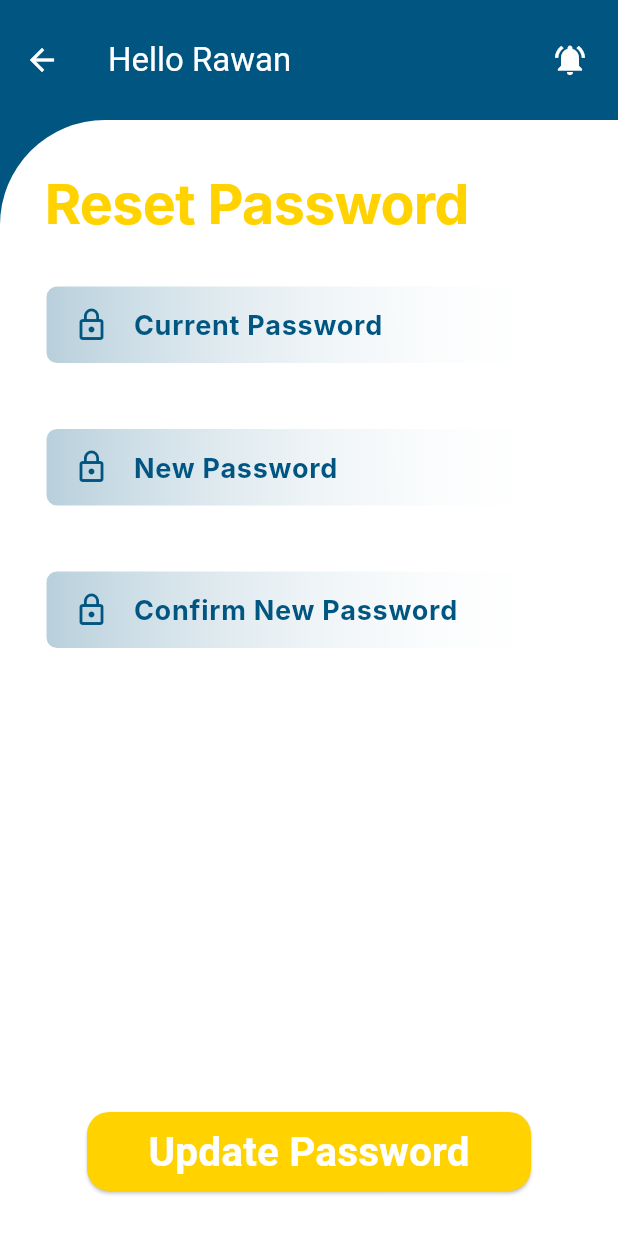
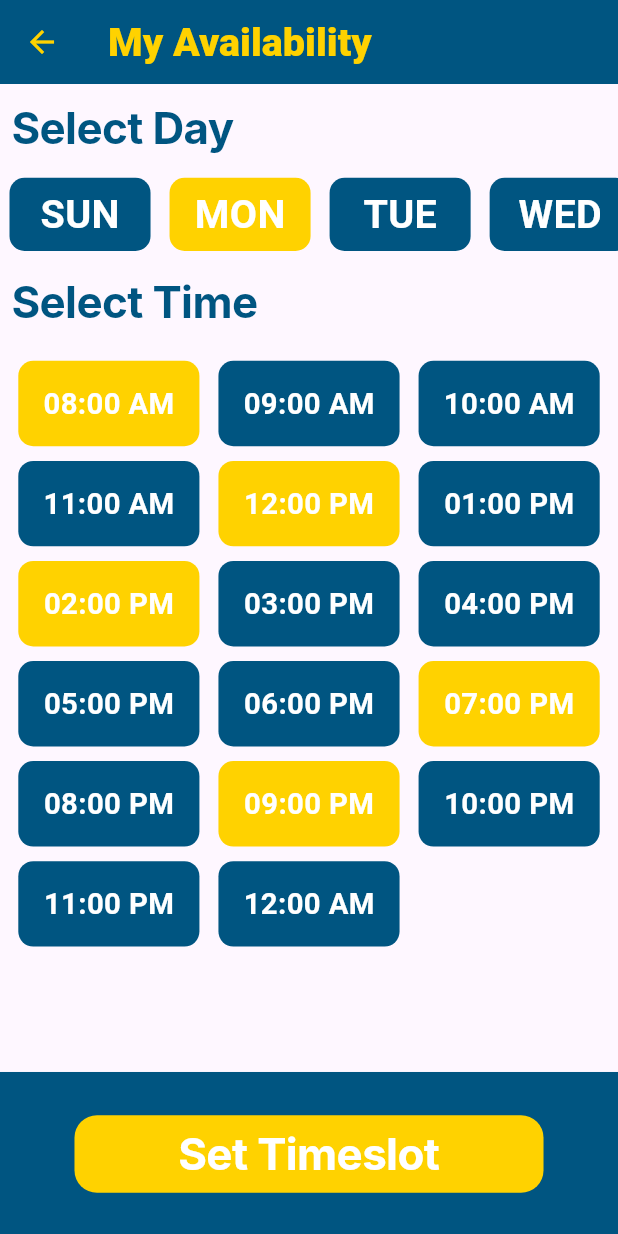
Before and after one commit to bishoy-girgis/taskk, a Flutter app: the ProfilePageCrafs screen opened directly, after a tap on "Calendar", on a phone screen of 412 x 824 dp. Run offline on Flutter 3.47's test engine with Material 3 defaults, Android fonts, the light colour scheme and no system bars; our stand-ins replace animated_splash_screen, awesome_bottom_bar, calendar_date_picker2, confetti, fl_chart, flutter_rating_bar and 3 more; missing offline and left inert: favorite_button, location_picker_flutter_map; Roboto replaces fonts that are missing (Inter).

Commit message:
finish task

```diff
--- /dev/null
+++ b/lib/models/day_available_model.dart
@@ -0,0 +1,10 @@
+
+class DayAvailableModel {
+  late String day;
+  late  String status;
+
+  DayAvailableModel({
+    required this.day,
+    required this.status,
+  });
+}
--- a/lib/modules/craftsman/EditProfile/ProfilePageCrafs.dart
+++ b/lib/modules/craftsman/EditProfile/ProfilePageCrafs.dart
@@ -3,6 +3,7 @@ import 'package:sanai3ey/modules/welcome/loading-page.dart';
 import 'package:sanai3ey/shared/constants/constants.dart';
 import '../../../shared/components/ink_well.dart';
 import '../../customer/editProfile/reset_password.dart';
+import '../availability/my_availability_screen.dart';
 import '../notification_screen.dart';
 import 'editprofilecrafs.dart';
 
@@ -160,7 +161,7 @@ class ProfilePageCrafs extends StatelessWidget {
                   text: 'Calendar',
                   onTap: () {
                     Navigator.push(context, MaterialPageRoute(
-                      builder: (_) => const ResetPassword(),
+                      builder: (_) => const MyAvailabilityScreen(),
                     ),);
                   },
                   prefixIcon: Icon(
--- /dev/null
+++ b/lib/modules/craftsman/availability/my_availability_screen.dart
@@ -0,0 +1,350 @@
+import 'dart:math';
+
+import 'package:confetti/confetti.dart';
+import 'package:flutter/material.dart';
+import 'package:flutter_screenutil/flutter_screenutil.dart';
+import 'package:sanai3ey/models/day_available_model.dart';
+
+import '../../../models/timeCraftMan_model.dart';
+import '../../../shared/constants/constants.dart';
+
+class MyAvailabilityScreen extends StatefulWidget {
+  const MyAvailabilityScreen({super.key});
+
+  @override
+  State<MyAvailabilityScreen> createState() => _MyAvailabilityScreenState();
+}
+
+class _MyAvailabilityScreenState extends State<MyAvailabilityScreen> {
+  late int _selectedIndex = -1;
+
+  List<TimeCraftManModel> times = [
+    TimeCraftManModel(time: "08:00 AM", status: "selected"),
+    TimeCraftManModel(time: "09:00 AM", status: "empty"),
+    TimeCraftManModel(time: "10:00 AM", status: "empty"),
+    TimeCraftManModel(time: "11:00 AM", status: "empty"),
+    TimeCraftManModel(time: "12:00 PM", status: "selected"),
+    TimeCraftManModel(time: "01:00 PM", status: "empty"),
+    TimeCraftManModel(time: "02:00 PM", status: "selected"),
+    TimeCraftManModel(time: "03:00 PM", status: "empty"),
+    TimeCraftManModel(time: "04:00 PM", status: "empty"),
+    TimeCraftManModel(time: "05:00 PM", status: "empty"),
+    TimeCraftManModel(time: "06:00 PM", status: "empty"),
+    TimeCraftManModel(time: "07:00 PM", status: "selected"),
+    TimeCraftManModel(time: "08:00 PM", status: "empty"),
+    TimeCraftManModel(time: "09:00 PM", status: "selected"),
+    TimeCraftManModel(time: "10:00 PM", status: "empty"),
+    TimeCraftManModel(time: "11:00 PM", status: "empty"),
+    TimeCraftManModel(time: "12:00 AM", status: "empty"),
+  ];
+  late int selectedDay = -1;
+  List<DayAvailableModel> days = [
+    DayAvailableModel(day: "SUN", status: "empty"),
+    DayAvailableModel(day: "MON", status: "selected"),
+    DayAvailableModel(day: "TUE", status: "empty"),
+    DayAvailableModel(day: "WED", status: "empty"),
+    DayAvailableModel(day: "THU", status: "empty"),
+  ];
+  late ConfettiController _controllerCenter;
+
+  @override
+  void initState() {
+    super.initState();
+    _controllerCenter =
+        ConfettiController(duration: const Duration(seconds: 10));
+  }
+
+  @override
+  Widget build(BuildContext context) {
+    return Scaffold(
+      appBar: AppBar(
+        title: Text(
+          'My Availability',
+          style: TextStyle(
+              color: secondaryColor,
+              fontWeight: FontWeight.w900,
+              fontSize: 27.sp),
+        ),
+        backgroundColor: primaryColor,
+        iconTheme: const IconThemeData(color: secondaryColor),
+      ),
+      body: Column(
+        crossAxisAlignment: CrossAxisAlignment.start,
+        children: [
+          Padding(
+            padding: EdgeInsets.all(8.sp),
+            child: Text(
+              "Select Day",
+              style: TextStyle(
+                  color: primaryColor,
+                  fontSize: 30.sp,
+                  fontFamily: 'Inter',
+                  letterSpacing: -0.41,
+                  fontWeight: FontWeight.bold),
+            ),
+          ),
+          SizedBox(
+            height: 60.h,
+            width: double.infinity,
+            child: ListView.builder(
+              itemBuilder: (context, index) {
+                return InkWell(
+                  onTap: () {
+                    setState(() {
+                      if (selectedDay != index) {
+                        if (selectedDay != -1) {
+                          days[selectedDay].status = "empty";
+                        }
+                        selectedDay = index;
+                        days[selectedDay].status = "selected";
+                      }
+                    });
+                  },
+                  child: Container(
+                    decoration: BoxDecoration(
+                        color: days[index].status == "empty"
+                            ? primaryColor
+                            : days[index].status == "selected"
+                                ? secondaryColor
+                                : const Color(0x50000000),
+                        borderRadius: BorderRadius.circular(10)),
+                    margin:
+                        EdgeInsets.symmetric(horizontal: 6.w, vertical: 5.h),
+                    height: 53.h,
+                    width: 89.w,
+                    child: Center(
+                        child: Text(days[index].day,
+                            style: TextStyle(
+                                fontSize: 27.sp,
+                                color: Colors.white,
+                                fontWeight: FontWeight.bold))),
+                  ),
+                );
+              },
+              scrollDirection: Axis.horizontal,
+              itemCount: days.length,
+            ),
+          ),
+          Padding(
+            padding: EdgeInsets.all(8.sp),
+            child: Text(
+              "Select Time",
+              style: TextStyle(
+                  color: primaryColor,
+                  fontSize: 30.sp,
+                  fontFamily: 'Inter',
+                  letterSpacing: -0.41,
+                  fontWeight: FontWeight.bold),
+            ),
+          ),
+          SizedBox(
+            height: MediaQuery.of(context).size.height * 0.5,
+            width: double.infinity,
+            child: Padding(
+              padding: EdgeInsets.all(6.sp),
+              child: GridView.builder(
+                itemBuilder: (context, index) {
+                  return InkWell(
+                    onTap: () {
+                      setState(() {
+                        if (_selectedIndex != index) {
+                          if (_selectedIndex != -1) {
+                            times[_selectedIndex].status = "empty";
+                          }
+                          _selectedIndex = index;
+                          times[_selectedIndex].status = "selected";
+                        }
+                      });
+                    },
+                    child: Container(
+                      decoration: BoxDecoration(
+                          color: times[index].status == "empty"
+                              ? primaryColor
+                              : times[index].status == "selected"
+                                  ? secondaryColor
+                                  : const Color(0x50000000),
+                          borderRadius: BorderRadius.circular(10)),
+                      margin:
+                          EdgeInsets.symmetric(horizontal: 6.w, vertical: 5.h),
+                      height: 53.h,
+                      width: 118.w,
+                      child: Center(
+                          child: Text(times[index].time,
+                              style: TextStyle(
+                                  fontSize: 20.sp,
+                                  color: Colors.white,
+                                  fontWeight: FontWeight.bold))),
+                    ),
+                  );
+                },
+                scrollDirection: Axis.vertical,
+                itemCount: times.length,
+                gridDelegate: const SliverGridDelegateWithFixedCrossAxisCount(
+                    crossAxisCount: 3, childAspectRatio: 2 / 1),
+              ),
+            ),
+          ),
+          const Spacer(),
+          Container(
+            height: 112.h,
+            width: 390.w,
+            color: primaryColor,
+            child: Center(
+              child: InkWell(
+                onTap: () {
+                  setTimeslotDialog();
+                  _controllerCenter.play();
+                },
+                child: Container(
+                  width: 296.w,
+                  height: 53.h,
+                  decoration: BoxDecoration(
+                      borderRadius: BorderRadius.circular(15),
+                      color: const Color(0XFFFFD200)),
+                  child: Center(
+                    child: Text(
+                      "Set Timeslot",
+                      style: TextStyle(
+                          color: Colors.white,
+                          fontSize: 30.sp,
+                          fontFamily: 'Inter',
+                          letterSpacing: -0.41,
+                          fontWeight: FontWeight.bold),
+                    ),
+                  ),
+                ),
+              ),
+            ),
+          ),
+        ],
+      ),
+    );
+  }
+
+  Path drawRandomPolygon(Size size) {
+    final random = Random();
+    final path = Path();
+    final numberOfPoints = random.nextInt(6) + 2;
+
+    final halfWidth = size.width / 2;
+    final externalRadius = halfWidth;
+    final degreesPerStep = (2 * pi) / numberOfPoints;
+
+    path.moveTo(halfWidth + externalRadius * cos(0),
+        halfWidth + externalRadius * sin(0));
+
+    for (int i = 1; i <= numberOfPoints; i++) {
+      final angle = i * degreesPerStep;
+      final radius = externalRadius * (random.nextDouble() * 0.5 + 0.5);
+      path.lineTo(
+          halfWidth + radius * cos(angle), halfWidth + radius * sin(angle));
+    }
+    path.close();
+    return path;
+  }
+
+  setTimeslotDialog() {
+    showDialog(
+        context: context,
+        builder: (BuildContext context) {
+          return Dialog(
+            child: Container(
+              decoration: BoxDecoration(
+                  borderRadius: BorderRadius.circular(15), color: Colors.white),
+              width: 305.w,
+              height: 353.h,
+              padding: const EdgeInsets.all(16),
+              child: Stack(
+                children: [
+                  Column(
+                    mainAxisAlignment: MainAxisAlignment.start,
+                    children: [
+                      Image(
+                          image:
+                              const AssetImage("images/complete_request.png"),
+                          fit: BoxFit.cover,
+                          width: 143.w,
+                          height: 143.h),
+                      Text(
+                        'Completed !',
+                        style: TextStyle(
+                            fontSize: 25.sp,
+                            color: primaryColor,
+                            fontWeight: FontWeight.bold,
+                            fontFamily: "Inter"),
+                      ),
+                      Padding(
+                        padding: EdgeInsets.symmetric(vertical: 8.h),
+                        child: Text(
+                          'Timeslot has been updated successfully.',
+                          textAlign: TextAlign.center,
+                          style: TextStyle(
+                              fontSize: 17.sp,
+                              color: const Color(0x50000000),
+                              fontWeight: FontWeight.bold,
+                              fontFamily: "Inter"),
+                        ),
+                      ),
+                      SizedBox(height: 6.h),
+                      SizedBox(
+                        height: 50.h,
+                        child: Container(
+                          margin: EdgeInsets.symmetric(horizontal: 15.w),
+                          width: double.infinity,
+                          decoration: BoxDecoration(
+                            color: primaryColor,
+                            border: Border.all(
+                              color: primaryColor,
+                              width: 1.w,
+                            ),
+                            borderRadius:
+                                BorderRadius.all(Radius.circular(20.sp)),
+                          ),
+                          child: ElevatedButton(
+                            onPressed: () => Navigator.pop(context),
+                            style: ElevatedButton.styleFrom(
+                              backgroundColor: primaryColor,
+                              shape: RoundedRectangleBorder(
+                                borderRadius:
+                                    BorderRadius.all(Radius.circular(12.sp)),
+                              ),
+                            ),
+                            child: Text(
+                              "OK THANKS",
+                              style: TextStyle(
+                                color: Colors.white,
+                                fontSize: 22.sp,
+                                fontFamily: 'Inter',
+                                fontWeight: FontWeight.bold,
+                                height: 0.02.h,
+                                letterSpacing: -0.41,
+                              ),
+                            ),
+                          ),
+                        ),
+                      ),
+                    ],
+                  ),
+                  Align(
+                    alignment: Alignment.center,
+                    child: ConfettiWidget(
+                      confettiController: _controllerCenter,
+                      blastDirectionality: BlastDirectionality.explosive,
+                      shouldLoop: false,
+                      colors: const [
+                        Colors.green,
+                        Colors.blue,
+                        Colors.pink,
+                        Colors.orange,
+                        Colors.purple
+                      ],
+                      createParticlePath: drawRandomPolygon,
+                    ),
+                  ),
+                ],
+              ),
+            ),
+          );
+        });
+  }
+}
```
Also changed, not shown: lib/modules/craftsman_details/ChooseDateTime.dart (+11 -3 lines).
